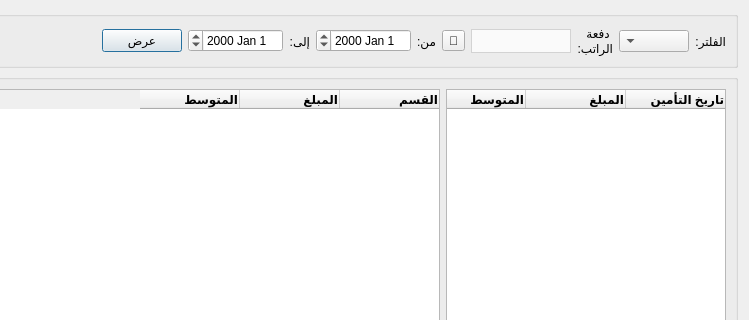
First picture: the form in Ui_Insurance_Report.ui, repository rabee361/E-commerce2, before the edit; both pictures show x 489 to 1238 and y 0 to 320 of the 1238 by 538 pixel window.
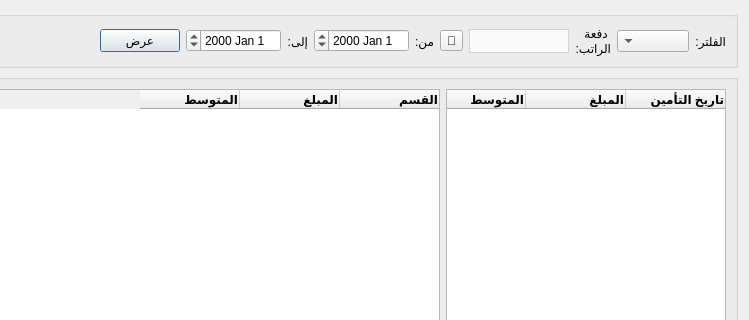
Second picture: the form after the edit.

Diff of the .ui file:
```diff
--- a/Ui_Insurance_Report.ui
+++ b/Ui_Insurance_Report.ui
@@ -109,7 +109,7 @@
        <widget class="QPushButton" name="calc_btn">
         <property name="maximumSize">
          <size>
-          <width>100</width>
+          <width>16777215</width>
           <height>16777215</height>
          </size>
         </property>
@@ -122,7 +122,7 @@
        <widget class="QComboBox" name="filter_combobox">
         <property name="maximumSize">
          <size>
-          <width>70</width>
+          <width>16777215</width>
           <height>16777215</height>
          </size>
         </property>
@@ -132,7 +132,7 @@
        <widget class="QLabel" name="label_3">
         <property name="maximumSize">
          <size>
-          <width>40</width>
+          <width>16777215</width>
           <height>16777215</height>
          </size>
         </property>
@@ -148,7 +148,7 @@
        <widget class="QLabel" name="label">
         <property name="maximumSize">
          <size>
-          <width>40</width>
+          <width>16777215</width>
           <height>16777215</height>
          </size>
         </property>
```
Left out of the diff: 2 changed lines with no effect on the pictures.
